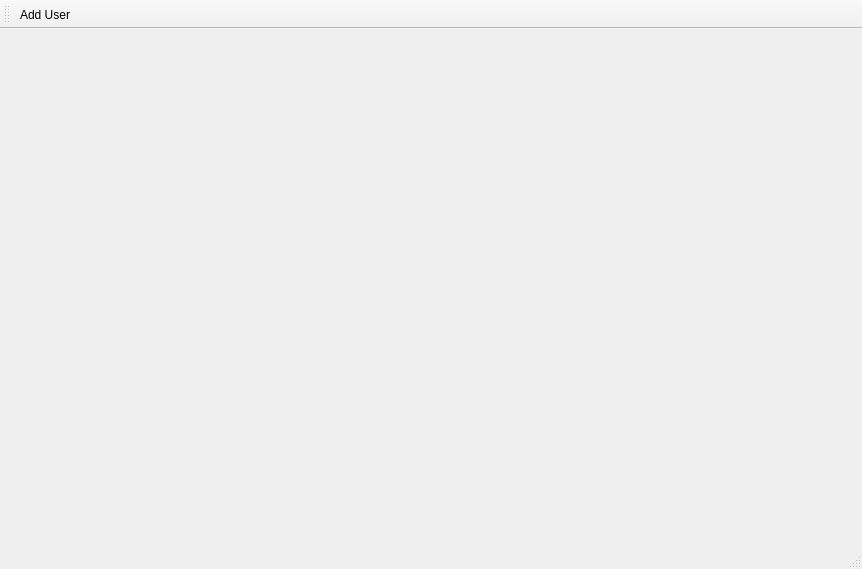
Old version of the form src/mainwindow.ui in the repository Coppi/FooRa-.
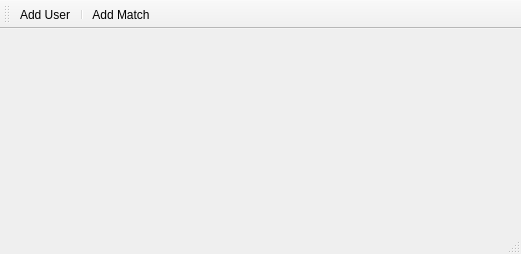
New version of the form. Icons and pictures are not drawn.

Commit message: add new toolbar button addMatch.

What changed in the file:
```diff
--- a/src/mainwindow.ui
+++ b/src/mainwindow.ui
@@ -6,8 +6,8 @@
    <rect>
     <x>0</x>
     <y>0</y>
-    <width>862</width>
-    <height>569</height>
+    <width>521</width>
+    <height>254</height>
    </rect>
   </property>
   <property name="windowTitle">
@@ -32,6 +32,8 @@
     <bool>false</bool>
    </attribute>
    <addaction name="actionAdd_User"/>
+   <addaction name="separator"/>
+   <addaction name="actionAdd_Match"/>
   </widget>
   <widget class="QStatusBar" name="statusBar"/>
   <action name="actionAdd_User">
@@ -42,6 +44,11 @@
     <string>Add a new user</string>
    </property>
   </action>
+  <action name="actionAdd_Match">
+   <property name="text">
+    <string>Add Match</string>
+   </property>
+  </action>
  </widget>
  <layoutdefault spacing="6" margin="11"/>
  <resources/>
```
Left out of the diff: 10 changed lines with no effect on the pictures. The commit also changes 8 other files.
